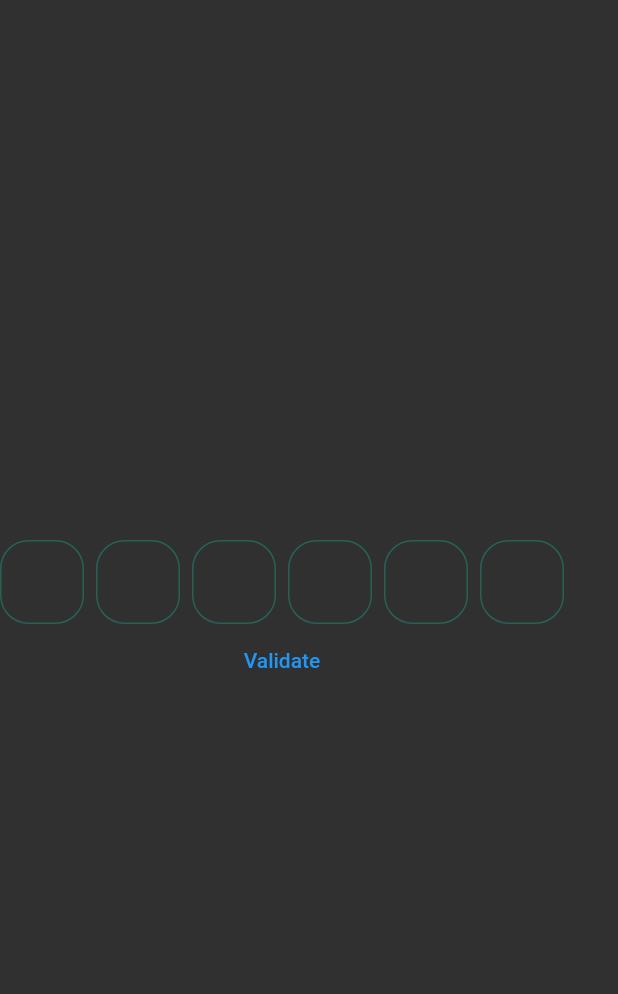
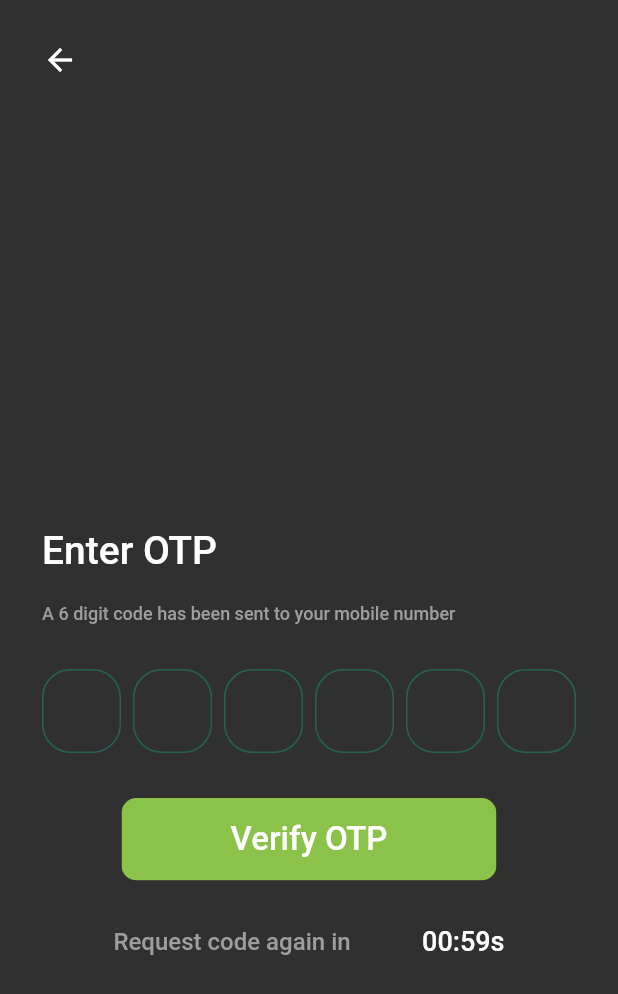
Before and after one commit to Rohan-Swift/DeX, a Flutter app: the screen it shows after launch, after a tap on "Login", on a phone screen of 412 x 824 dp. Shown: the top 994 px of the screen. Run offline on Flutter 3.47's test engine with Material 2 defaults, Android fonts, the phone set to English and light mode, and no system bars; drawn by our look-alikes of pinput; our stand-ins replace cloud_firestore, firebase_auth, firebase_core, get; missing offline and left inert: dart:ffi; accounts and stored records are empty; network calls fail.

Commit message:
otp page done

```diff
--- a/lib/ui/login.dart
+++ b/lib/ui/login.dart
@@ -23,7 +23,8 @@ class _LoginState extends State<Login> {
       },
       child: SafeArea(
         child: Scaffold(
-          body: Padding(
+          body: SingleChildScrollView(
+            child: Padding(
               padding: const EdgeInsets.all(22.0),
               child: Center(
                 child: Column(
@@ -31,7 +32,8 @@ class _LoginState extends State<Login> {
                   children: [
                     const Text(
                       'Welcome Back!',
-                    style: TextStyle(fontWeight: FontWeight.bold, fontSize: 30),
+                      style:
+                          TextStyle(fontWeight: FontWeight.bold, fontSize: 30),
                     ),
                     const SizedBox(
                       height: 10,
@@ -95,9 +97,9 @@ class _LoginState extends State<Login> {
                     ),
                     SizedBox(
                       width: 250,
-                    height: 50,
+                      height: 55,
                       child: ClipRRect(
-                      borderRadius: BorderRadius.circular(30),
+                        borderRadius: BorderRadius.circular(10),
                         child: ElevatedButton(
                           style: const ButtonStyle(
                             backgroundColor:
@@ -105,7 +107,8 @@ class _LoginState extends State<Login> {
                           ),
                           onPressed: () {
                             Get.to(
-                            () => OtpScreen(phoneNumber: _phoneController.text),
+                              () =>
+                                  OtpScreen(phoneNumber: _phoneController.text),
                             );
                           },
                           child: const Text(
@@ -120,9 +123,9 @@ class _LoginState extends State<Login> {
                     ),
                     SizedBox(
                       width: 250,
-                    height: 50,
+                      height: 55,
                       child: ClipRRect(
-                      borderRadius: BorderRadius.circular(30),
+                        borderRadius: BorderRadius.circular(10),
                         child: ElevatedButton(
                           style: const ButtonStyle(
                             backgroundColor:
@@ -164,6 +167,7 @@ class _LoginState extends State<Login> {
                       ],
                     )
                   ],
+                ),
               ),
             ),
           ),
--- a/lib/ui/otp.dart
+++ b/lib/ui/otp.dart
@@ -52,11 +52,35 @@ class _PinputExampleState extends State<OtpScreen> {
     );
 
     return Scaffold(
-      body: Form(
-        key: formKey,
+      body: SingleChildScrollView(
+        child: SafeArea(
+          child: Padding(
+            padding: const EdgeInsets.all(28.0),
             child: Column(
-          mainAxisAlignment: MainAxisAlignment.center,
+              crossAxisAlignment: CrossAxisAlignment.start,
               children: [
+                Row(
+                  children: const [
+                    Icon(Icons.arrow_back_outlined),
+                  ],
+                ),
+                const SizedBox(
+                  height: 300,
+                ),
+                const Text(
+                  'Enter OTP',
+                  style: TextStyle(fontSize: 26),
+                ),
+                const SizedBox(
+                  height: 20,
+                ),
+                const Text(
+                  'A 6 digit code has been sent to your mobile number ',
+                  style: TextStyle(fontSize: 12, color: Colors.grey),
+                ),
+                const SizedBox(
+                  height: 30,
+                ),
                 Pinput(
                   length: 6,
                   controller: pinController,
@@ -80,7 +104,7 @@ class _PinputExampleState extends State<OtpScreen> {
                               verificationId: _verificationCode, smsCode: pin))
                           .then((value) async {
                         if (value.user != null) {
-                      Get.to(() => HomeScreen());
+                          Get.to(() => const HomeScreen());
                         }
                       });
                     } catch (e) {
@@ -118,14 +142,46 @@ class _PinputExampleState extends State<OtpScreen> {
                     border: Border.all(color: Colors.redAccent),
                   ),
                 ),
-            TextButton(
+                const SizedBox(
+                  height: 30,
+                ),
+                Center(
+                  child: SizedBox(
+                    width: 250,
+                    height: 55,
+                    child: ClipRRect(
+                      borderRadius: BorderRadius.circular(10),
+                      child: ElevatedButton(
+                        style: const ButtonStyle(
+                          backgroundColor:
+                              MaterialStatePropertyAll(Colors.lightGreen),
+                        ),
                         onPressed: () {
-                focusNode.unfocus();
-                formKey.currentState!.validate();
                         },
-              child: const Text('Validate'),
+                        child: const Text(
+                          'Verify OTP',
+                          style: TextStyle(fontSize: 22),
                         ),
+                      ),
+                    ),
+                  ),
+                ),
+                const SizedBox(
+                  height: 30,
+                ),
+                Row(
+                  mainAxisAlignment: MainAxisAlignment.spaceEvenly,
+                  children: const [
+                    Text(
+                      'Request code again in',
+                      style: TextStyle(fontSize: 16, color: Colors.grey),
+                    ),
+                    Text('00:59s')
                   ],
+                )
+              ],
+            ),
+          ),
         ),
       ),
     );
@@ -135,8 +191,7 @@ class _PinputExampleState extends State<OtpScreen> {
     await FirebaseAuth.instance.verifyPhoneNumber(
         phoneNumber: '+91${widget.phoneNumber}',
         verificationCompleted: (PhoneAuthCredential credentials) async {
-
-                Get.to(() => HomeScreen());
+          Get.to(() => const HomeScreen());
         },
         verificationFailed: (FirebaseException e) {},
         codeSent: (String verificationID, int? resendToken) {
```
Lines whose indentation alone changed are shown as unchanged.
